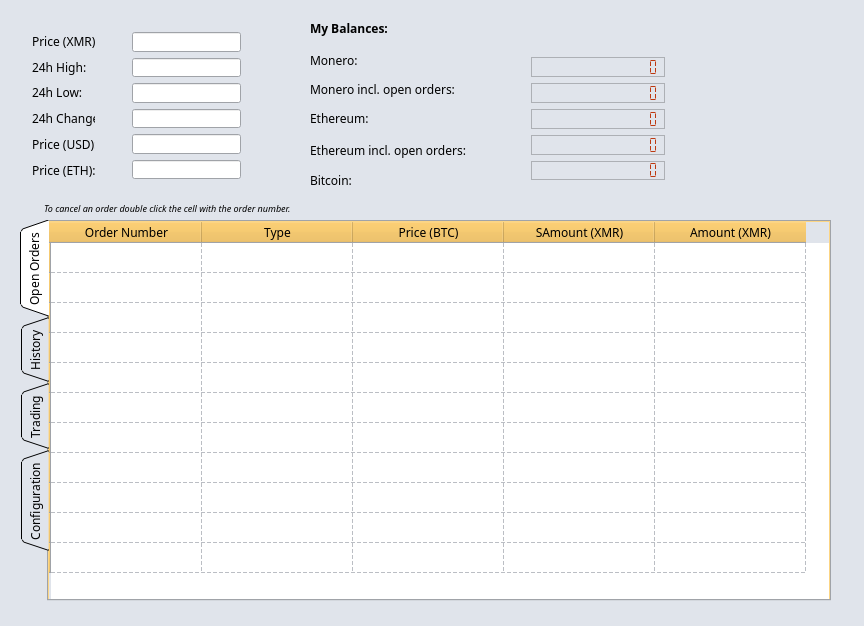
The window that mainwindow.ui (swalecko/PoloniexTradeGUI) describes before a commit, drawn with Qt 5.
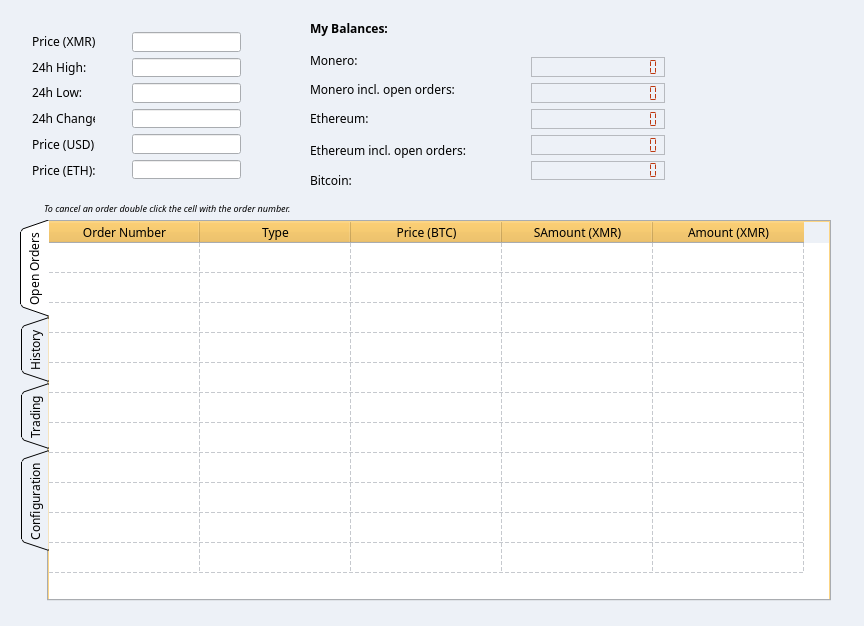
The same window after the commit. The open tabs and pages were chosen to show the change.

What changed in the file:
```diff
--- a/mainwindow.ui
+++ b/mainwindow.ui
@@ -34,9 +34,9 @@
      <colorrole role="Window">
       <brush brushstyle="SolidPattern">
        <color alpha="255">
-        <red>224</red>
-        <green>228</green>
-        <blue>235</blue>
+        <red>237</red>
+        <green>241</green>
+        <blue>247</blue>
        </color>
       </brush>
      </colorrole>
@@ -63,9 +63,9 @@
      <colorrole role="Window">
       <brush brushstyle="SolidPattern">
        <color alpha="255">
-        <red>224</red>
-        <green>228</green>
-        <blue>235</blue>
+        <red>237</red>
+        <green>241</green>
+        <blue>247</blue>
        </color>
       </brush>
      </colorrole>
@@ -83,18 +83,18 @@
      <colorrole role="Base">
       <brush brushstyle="SolidPattern">
        <color alpha="255">
-        <red>224</red>
-        <green>228</green>
-        <blue>235</blue>
+        <red>237</red>
+        <green>241</green>
+        <blue>247</blue>
        </color>
       </brush>
      </colorrole>
      <colorrole role="Window">
       <brush brushstyle="SolidPattern">
        <color alpha="255">
-        <red>224</red>
-        <green>228</green>
-        <blue>235</blue>
+        <red>237</red>
+        <green>241</green>
+        <blue>247</blue>
        </color>
       </brush>
      </colorrole>
@@ -475,6 +475,9 @@
       <property name="frameShape">
        <enum>QFrame::StyledPanel</enum>
       </property>
+      <property name="frameShadow">
+       <enum>QFrame::Sunken</enum>
+      </property>
       <property name="lineWidth">
        <number>1</number>
       </property>
@@ -499,6 +502,9 @@
       <attribute name="horizontalHeaderDefaultSectionSize">
        <number>151</number>
       </attribute>
+      <attribute name="verticalHeaderVisible">
+       <bool>false</bool>
+      </attribute>
       <row>
        <property name="text">
         <string/>
```
Left out of the diff: 8 changed lines with no effect on the pictures.
